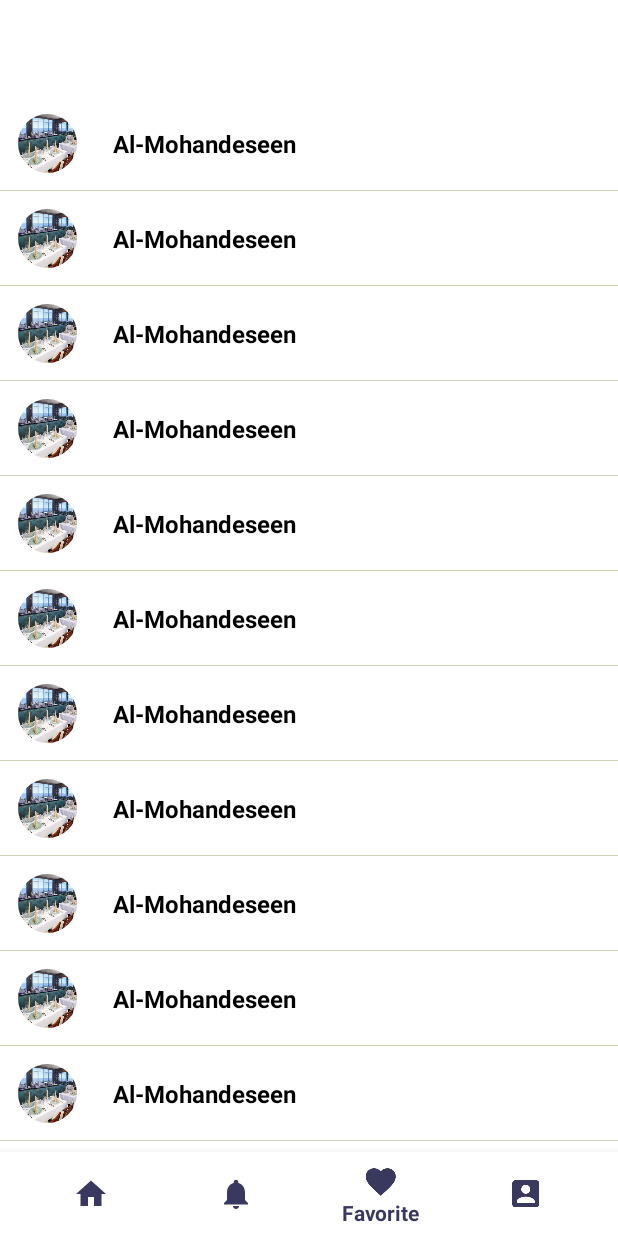
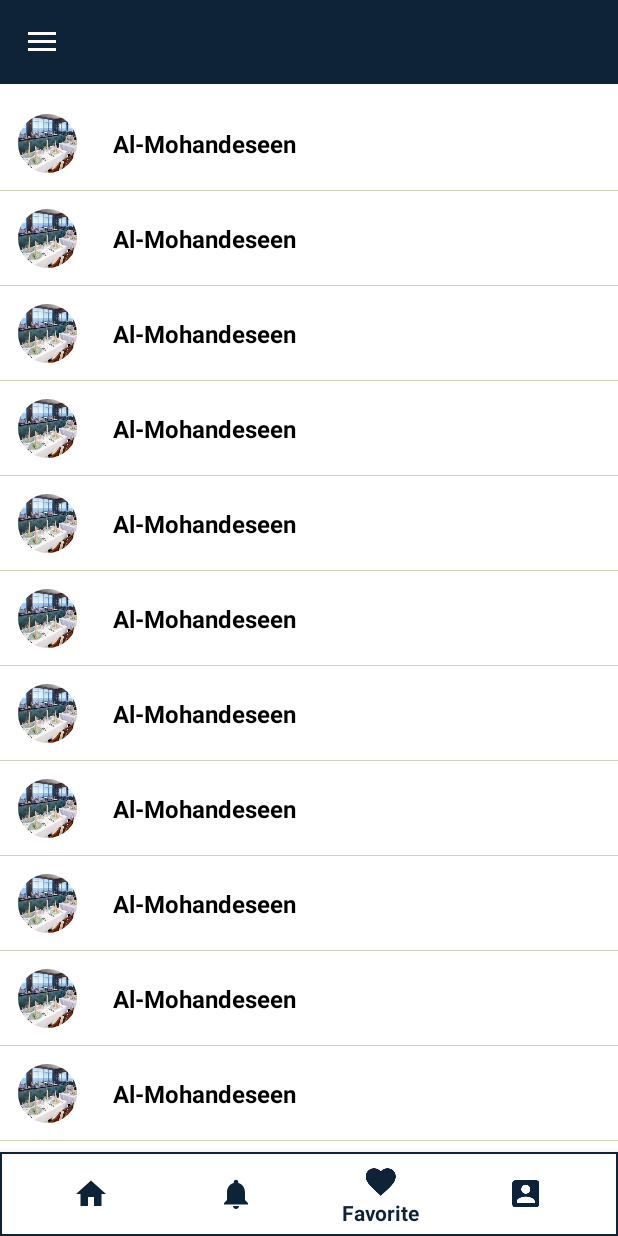
Before and after one commit to MahmoudOsamaAli/Expense, an Android app: the screen it shows after launch once a user with an empty profile is signed in (HomeActivity), item 3 of the bottom bar chosen, on a phone screen of 412 x 824 dp. Run offline under Robolectric (Android 15) with nearby library versions, the phone set to English and light mode, and no system bars; our stand-ins replace ButterKnife, CircleImageView, Firebase (no records; nobody signed in at launch, a user with empty details on screens opened directly); libraries missing offline, so code that uses them is left out: com.afollestad.materialdialogs, com.facebook, com.facebook.login, com.firebase.ui; 1 statement that could not run was skipped.

Commit message:
some colors updates

```diff
--- a/app/src/main/java/com/example/expense/view/activities/Home/HomeActivity.java
+++ b/app/src/main/java/com/example/expense/view/activities/Home/HomeActivity.java
@@ -64,35 +64,57 @@ public class HomeActivity extends AppCompatActivity {
     }
 
     private void bottomNavConfig() {
+        try {
             navView.setOnNavigationItemSelectedListener(menuItem -> {
                 Fragment fragment = getSupportFragmentManager().findFragmentByTag(TAG_FRAGMENT);
                 switch (menuItem.getItemId()) {
                     case R.id.navigation_home:
+                        try {
                             if (currFragment instanceof HomeFragment) {
                                 break;
                             } else {
                                 setFragments(new HomeFragment(), AnimationStates.LEFT_TO_RIGHT);
                                 break;
                             }
+                        } catch (Exception e) {
+                            e.printStackTrace();
+                        }
                     case R.id.navigation_notifications:
-                    if(currFragment instanceof NotificationsFragment) break;
+                        try {
+                            if (currFragment instanceof NotificationsFragment) break;
                             if (fragment instanceof HomeFragment)
                                 setFragments(new NotificationsFragment(), AnimationStates.RIGHT_TO_LEFT);
-                    else setFragments(new NotificationsFragment(), AnimationStates.LEFT_TO_RIGHT);
+                            else
+                                setFragments(new NotificationsFragment(), AnimationStates.LEFT_TO_RIGHT);
+                        } catch (Exception e) {
+                            e.printStackTrace();
+                        }
                         break;
                     case R.id.navigation_favorite:
-                    if(currFragment instanceof FavoriteFragment) break;
+                        try {
+                            if (currFragment instanceof FavoriteFragment) break;
                             if (fragment instanceof ProfileFragment)
                                 setFragments(new FavoriteFragment(), AnimationStates.LEFT_TO_RIGHT);
-                    else setFragments(new FavoriteFragment(), AnimationStates.RIGHT_TO_LEFT);
+                            else
+                                setFragments(new FavoriteFragment(), AnimationStates.RIGHT_TO_LEFT);
+                        } catch (Exception e) {
+                            e.printStackTrace();
+                        }
                         break;
                     case R.id.navigation_profile:
-                    if(currFragment instanceof ProfileFragment) break;
+                        try {
+                            if (currFragment instanceof ProfileFragment) break;
                             setFragments(new ProfileFragment(), AnimationStates.RIGHT_TO_LEFT);
+                        } catch (Exception e) {
+                            e.printStackTrace();
+                        }
                         break;
                 }
                 return true;
             });
+        } catch (Exception e) {
+            e.printStackTrace();
+        }
     }
 
 
@@ -105,15 +127,15 @@ public class HomeActivity extends AppCompatActivity {
             AnimationStates states = AnimationStates.BOTTOM_TO_TOP;
             switch (menuItem.getItemId()) {
                 case R.id.add_project_nav:
-                    if(currFragment instanceof AddProjectFragment) break;
+                    if (currFragment instanceof AddProjectFragment) break;
                     setFragments(new AddProjectFragment(), states);
                     break;
                 case R.id.about_us_nav:
-                    if(currFragment instanceof AboutUsFragment) break;
+                    if (currFragment instanceof AboutUsFragment) break;
                     setFragments(new AboutUsFragment(), states);
                     break;
                 case R.id.contact_us_nav:
-                    if(currFragment instanceof ContactUsFragment) break;
+                    if (currFragment instanceof ContactUsFragment) break;
                     setFragments(new ContactUsFragment(), states);
                     break;
                 case R.id.sign_out:
@@ -127,6 +149,7 @@ public class HomeActivity extends AppCompatActivity {
     }
 
     private void setFragments(Fragment fragment, AnimationStates state) {
+        try {
             currFragment = fragment;
             FragmentTransaction transaction = getSupportFragmentManager().beginTransaction();
             if (state == AnimationStates.RIGHT_TO_LEFT)
@@ -141,7 +164,9 @@ public class HomeActivity extends AppCompatActivity {
             transaction.replace(R.id.fragment_container, fragment, TAG_FRAGMENT);
             transaction.addToBackStack(null);
             transaction.commit();
-
+        } catch (Exception e) {
+            e.printStackTrace();
+        }
     }
 
     @Override
--- /dev/null
+++ b/app/src/main/res/drawable/bottom_nav_background.xml
@@ -0,0 +1,11 @@
+<?xml version="1.0" encoding="utf-8"?>
+<shape xmlns:android="http://schemas.android.com/apk/res/android"
+    android:shape="rectangle">
+
+    <solid android:color="@android:color/white" />
+
+    <stroke
+        android:width="@dimen/_1sdp"
+        android:color="@color/colorPrimary" />
+
+</shape>
--- a/app/src/main/res/drawable/ic_search_black_24dp.xml
+++ b/app/src/main/res/drawable/ic_search_black_24dp.xml
@@ -1,4 +1,4 @@
-<vector android:height="24dp" android:tint="#FFFFFF"
+<vector android:height="24dp" android:tint="#394a62"
     android:viewportHeight="24.0" android:viewportWidth="24.0"
     android:width="24dp" xmlns:android="http://schemas.android.com/apk/res/android">
     <path android:fillColor="#FF000000" android:pathData="M15.5,14h-0.79l-0.28,-0.27C15.41,12.59 16,11.11 16,9.5 16,5.91 13.09,3 9.5,3S3,5.91 3,9.5 5.91,16 9.5,16c1.61,0 3.09,-0.59 4.23,-1.57l0.27,0.28v0.79l5,4.99L20.49,19l-4.99,-5zM9.5,14C7.01,14 5,11.99 5,9.5S7.01,5 9.5,5 14,7.01 14,9.5 11.99,14 9.5,14z"/>
--- a/app/src/main/res/layout/activity_home.xml
+++ b/app/src/main/res/layout/activity_home.xml
@@ -27,7 +27,7 @@
             android:id="@+id/toolbar_home"
             android:layout_width="match_parent"
             android:layout_height="?attr/actionBarSize"
-            android:background="@android:color/transparent"
+            android:background="@color/colorPrimary"
             android:theme="@style/ThemeOverlay.AppCompat.Dark.ActionBar"
             app:layout_constraintTop_toTopOf="parent"
             app:layout_constraintLeft_toLeftOf="parent"
@@ -43,7 +43,7 @@
             android:id="@+id/bottom_nav_view"
             android:layout_width="match_parent"
             android:layout_height="wrap_content"
-            android:background="@color/colorPrimaryDark"
+            android:background="@drawable/bottom_nav_background"
             app:itemIconTint="@color/colorPrimary"
             app:layout_constraintBottom_toBottomOf="parent"
             app:layout_constraintLeft_toLeftOf="parent"
--- a/app/src/main/res/values/colors.xml
+++ b/app/src/main/res/values/colors.xml
@@ -1,8 +1,11 @@
 <?xml version="1.0" encoding="utf-8"?>
 <resources>
-    <color name="colorPrimary">#39385e</color>
+    <color name="colorPrimary">#0F2338</color>
+<!--        <color name="colorPrimary">#39385e</color>-->
     <color name="colorPrimaryDark">@android:color/white</color>
-    <color name="colorAccent">#655584</color>
+    <!--    <color name="colorAccent">#655584</color>-->
+    <color name="colorAccent">#394a62</color>
+
     <color name="text_color">@android:color/black</color>
     <color name="progress_start">#17f609</color>
     <color name="gray_light">#d1d1ba</color>
--- a/app/src/main/res/values/styles.xml
+++ b/app/src/main/res/values/styles.xml
@@ -1,4 +1,5 @@
 <resources>
+
     <style name="AppTheme" parent="Theme.AppCompat.Light.NoActionBar">
         <item name="colorPrimary">@color/colorPrimary</item>
         <item name="colorPrimaryDark">@color/colorPrimaryDark</item>
@@ -9,6 +10,7 @@
         <item name="android:windowTranslucentNavigation">true</item>
         <item name="android:colorControlHighlight">@color/text_color</item>
     </style>
+
     <style name="launcher" parent="Theme.AppCompat.Light.NoActionBar">
         <item name="windowActionBar">false</item>
         <item name="windowNoTitle">true</item>
@@ -23,7 +25,10 @@
         <item name="android:theme">@style/ThemeOverlay.AppCompat.Dark.ActionBar</item>
         <item name="android:clickable">true</item>
         <item name="android:focusable">true</item>
+        <item name="android:textColorHint">@color/colorAccent</item>
+        <item name="android:textColor">@color/colorAccent</item>
     </style>
+
     <style name="log_in_buttons">
         <item name="android:layout_width">match_parent</item>
         <item name="android:layout_height">match_parent</item>
```
Also changed, not shown: app/src/main/java/com/example/expense/view/fragments/profile/ProfileFragment.java (+7 -2 lines), app/src/main/res/layout/activity_sign_in.xml (+32 -19 lines), gradle/wrapper/gradle-wrapper.properties. Lines whose indentation alone changed are shown as unchanged.
